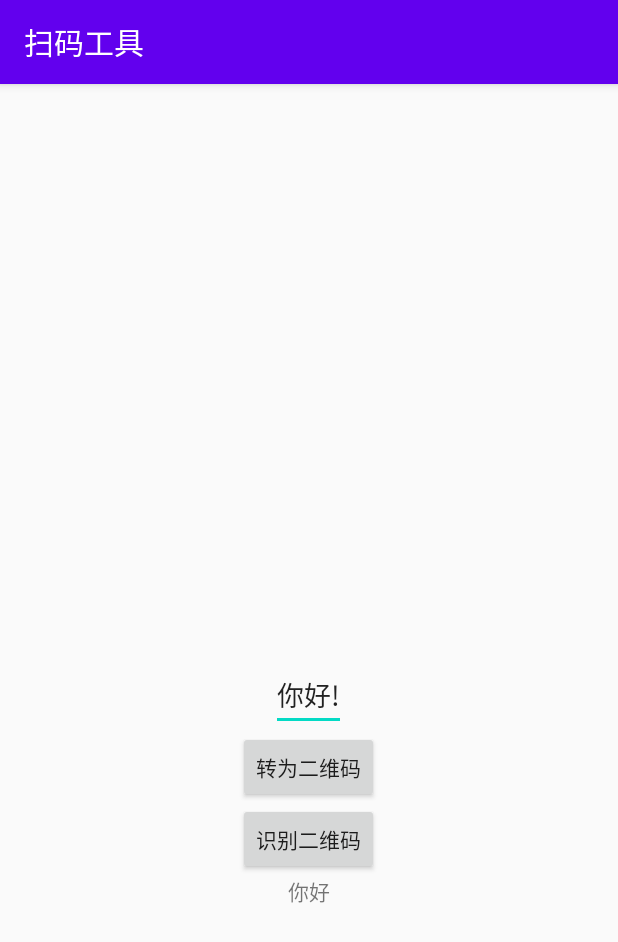
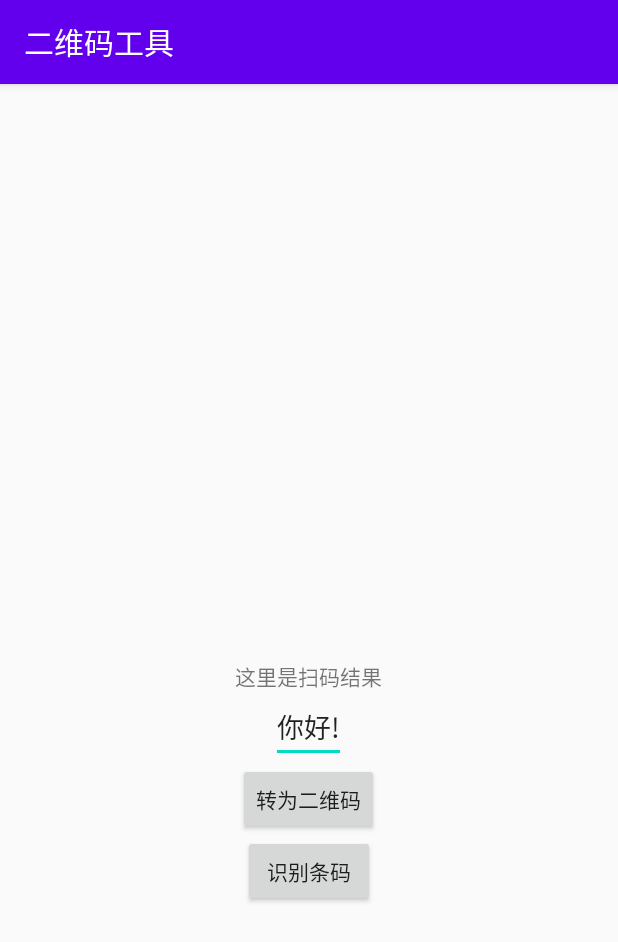
Before and after one commit to lamymay/tools, an Android app: the screen it shows after launch (QRMainActivity), on a phone screen of 412 x 824 dp. Shown: the top 942 px of the screen. Run offline under Robolectric (Android 15) with nearby library versions, the phone set to English and light mode, and no system bars; libraries missing offline, so code that uses them is left out: com.uuzuche.lib_zxing.

Commit message:
优化代码

```diff
--- a/app/src/main/AndroidManifest.xml
+++ b/app/src/main/AndroidManifest.xml
@@ -6,7 +6,7 @@
     <!--写入SD卡的权限：如果你希望保存相机拍照后的照片-->
     <uses-permission android:name="android.permission.WRITE_EXTERNAL_STORAGE" />
     <!--读取SD卡的权限:打开相册选取图片所必须的权限-->
-    <uses-permission android:name="android.permission.READ_EXTERNAL_STORAGE" />
+<!--    <uses-permission android:name="android.permission.READ_EXTERNAL_STORAGE" />-->
 
     <uses-feature android:name="android.hardware.camera" />
     <uses-feature android:name="android.hardware.camera.autofocus" />
--- a/app/src/main/res/layout/activity_qr.xml
+++ b/app/src/main/res/layout/activity_qr.xml
@@ -5,13 +5,33 @@
         android:layout_width="match_parent"
         android:layout_height="match_parent">
 
-
+    <!--二维码输出-->
     <ImageView
             android:id="@+id/qrOutputImage"
             android:layout_width="wrap_content"
             android:layout_height="wrap_content"
+            android:layout_centerVertical="true"
             android:layout_centerHorizontal="true"
-            android:layout_centerVertical="true"
+
+    />
+
+    <!--
+
+android:layout_centerHorizontal="true"
+
+上下居中
+android:layout_centerVertical="true"
+
+    -->
+
+    <!-- 点击 识别出条码信息展示-->
+    <TextView
+            android:id="@+id/qrScanShowText"
+            android:text="@string/qrScanShowDefault"
+            android:layout_width="wrap_content"
+            android:layout_height="wrap_content"
+            android:layout_centerHorizontal="true"
+            android:layout_below="@+id/qrOutputImage"
     />
 
     <!--输入框-->
@@ -20,7 +40,7 @@
             android:text="@string/qrInput1Default"
             android:layout_width="wrap_content"
             android:layout_height="wrap_content"
-            android:layout_below="@+id/qrOutputImage"
+            android:layout_below="@+id/qrScanShowText"
             android:layout_centerHorizontal="true"
     />
 
@@ -30,9 +50,9 @@
             android:text="@string/qrBtnCreateImage"
             android:layout_width="wrap_content"
             android:layout_height="wrap_content"
+
             android:layout_below="@+id/qrInput1"
             android:layout_centerHorizontal="true"
-
     />
 
     <!-- 点击 启动相机识别二维码-->
@@ -43,18 +63,9 @@
             android:layout_height="wrap_content"
             android:layout_below="@+id/qrBtnCreateImg"
             android:layout_centerHorizontal="true"
-
     />
 
-    <!-- 点击 识别出条码信息展示-->
-    <TextView
-            android:id="@+id/qrScanShowText"
-            android:text="@string/qrScanShowDefault"
-            android:layout_width="wrap_content"
-            android:layout_height="wrap_content"
-            android:layout_below="@+id/qrBtnScanImage"
-            android:layout_centerHorizontal="true"
-    />
+
 
 </RelativeLayout>
 
--- a/app/src/main/res/values/strings.xml
+++ b/app/src/main/res/values/strings.xml
@@ -1,9 +1,9 @@
 <resources>
-    <string name="appName">扫码工具</string>
+    <string name="appName">二维码工具</string>
     <string name="qrInput1Default">"你好!"</string>
-    <string name="qrScanShowDefault">"你好"</string>
+    <string name="qrScanShowDefault">"这里是扫码结果"</string>
     <string name="qrBtnCreateImage">转为二维码</string>
-    <string name="qrBtnScanImage">识别二维码</string>
+    <string name="qrBtnScanImage">识别条码</string>
 
 
 </resources>
```
Also changed, not shown: 2 other files.
